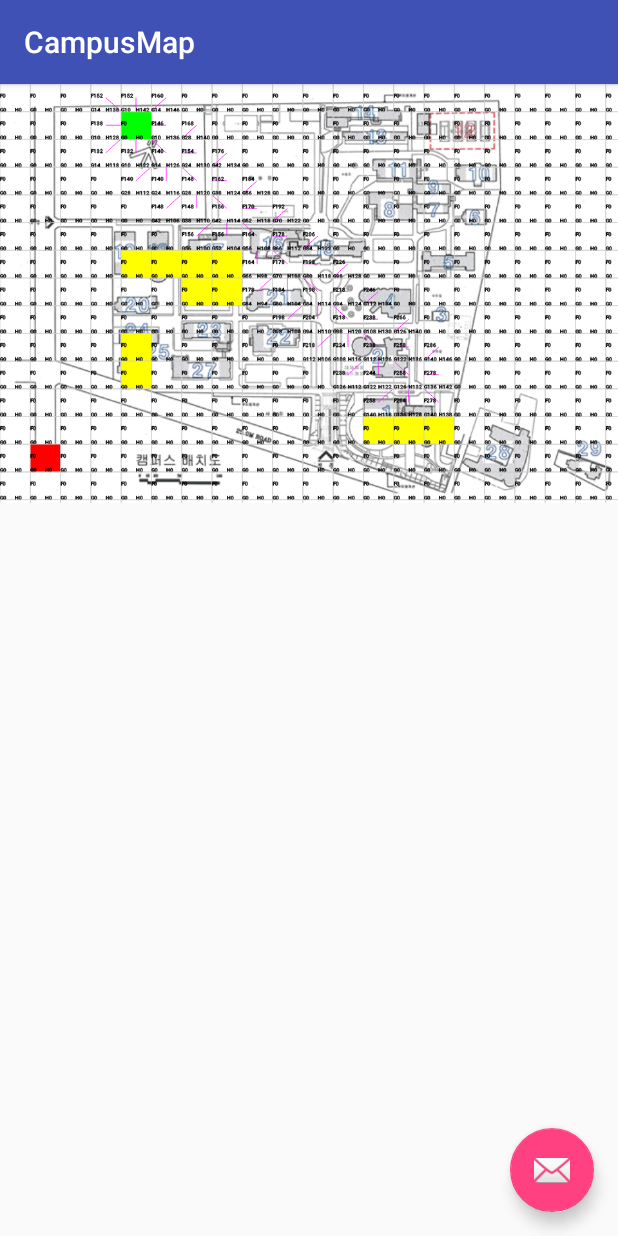
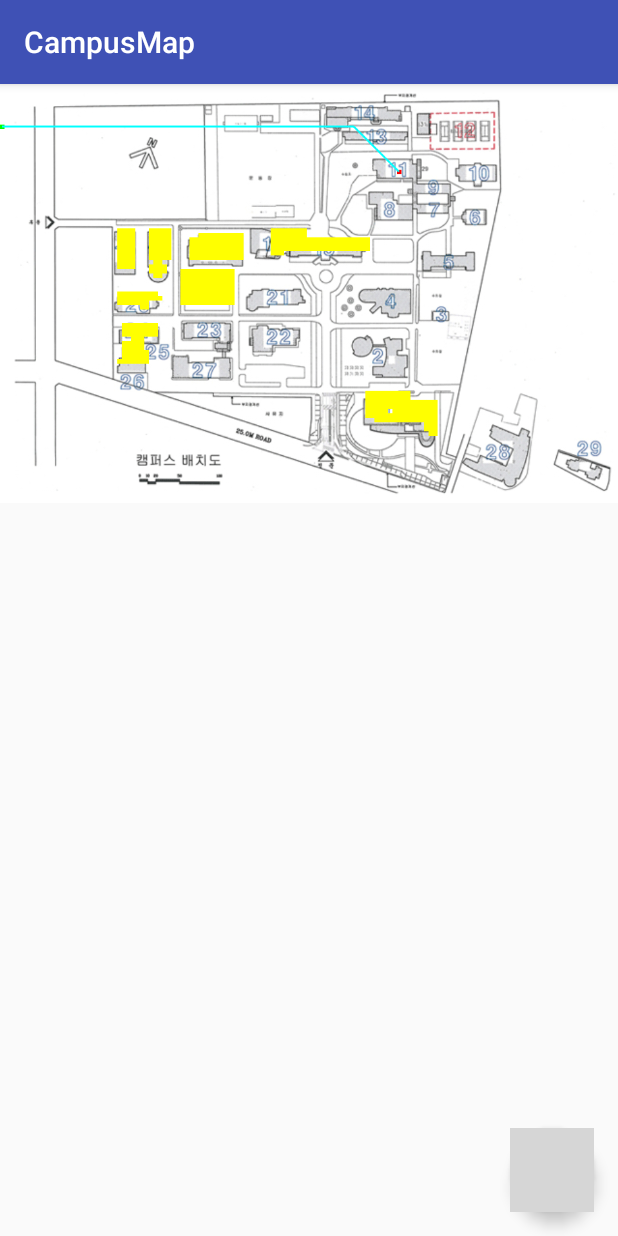
Before and after one commit to narangd/CampusMap, an Android app: the fragment PathFindingFragment shown on its own in the app's theme, after a tap on an icon or button, on a phone screen of 412 x 824 dp. Run offline under Robolectric (Android 15) with nearby library versions, the phone set to English and light mode, and no system bars; 1 statement that could not run was skipped; grey boxes are pictures that could not be loaded.

```diff
--- a/app/src/main/java/com/example/campusmap/activity/MainActivity.java
+++ b/app/src/main/java/com/example/campusmap/activity/MainActivity.java
@@ -102,13 +102,16 @@ public class MainActivity extends AppCompatActivity
 
     @Override
     public boolean onMenuItemActionExpand(MenuItem item) {
+
         searchView.setQuery(previousQuery, false);
+        Log.i(TAG, "onMenuItemActionExpand: item:" + item);
         return true;
     }
 
     @Override
     public boolean onMenuItemActionCollapse(MenuItem item) {
         previousQuery = searchView.getQuery().toString();
+        Log.i(TAG, "onMenuItemActionCollapse: item:" + item);
         return true;
     }
 
--- a/app/src/main/java/com/example/campusmap/algorithm/AStar.java
+++ b/app/src/main/java/com/example/campusmap/algorithm/AStar.java
@@ -1,7 +1,6 @@
 package com.example.campusmap.algorithm;
 
 import android.graphics.Point;
-import android.util.Log;
 
 import com.example.campusmap.pathfinding.Map;
 import com.example.campusmap.pathfinding.Tile;
@@ -9,7 +8,6 @@ import com.example.campusmap.pathfinding.Tile;
 import java.util.HashMap;
 import java.util.HashSet;
 import java.util.LinkedList;
-import java.util.TreeMap;
 
 /**
  * Created by 연구생 on 2015-11-10.
@@ -27,57 +25,56 @@ public class AStar {
             return null;
 
         HashSet<Tile> closedSet = new HashSet<>();
-//        SortedList<Tile> openSet = new SortedList<>();
-//        ArrayList<Tile> openSet = new ArrayList<>();
-        TreeMap<Tile,Tile> openMap = new TreeMap<>();
+        MyArrayList<Tile> openSet = new MyArrayList<>();
 
         HashMap<Tile, Tile> cameFrom = new HashMap<>();
 
-//        openSet.insert(start);
-        openMap.put(start, start);
+        openSet.add(start);
 
         int count = 10;
-        Log.i("AStar", "findPath: openmap : " + openMap);
 
-        while( openMap.size() > 0)//size() > 0 )
+        while( openSet.size() > 0)//size() > 0 )
         {
 //            Collections.sort(openSet);
-//            Tile current = openSet.pollFirst();
-            Tile current = openMap.pollFirstEntry().getValue();
-            //openSet.get(0); // error this .... compare...
+            Tile current = openSet.pullLowest();
+
             if (current == goal)
                 break;
 
             closedSet.add(current);
-//            openSet.remove(current);
 
             for ( Tile neighbor : map.getNeighborOfTile(current) ) {
+                boolean isNewNode = false;
                 if (closedSet.contains(neighbor) || neighbor.state == Tile.State.WALL)
                     continue;       // Ignore the neighbor which is already evaluated.
 
                 // The distance from start to a neighbor
                 int tentative_gScore = current.G + current.getDistance(neighbor);
 
-                if (!openMap.containsValue(neighbor)) {
-                    openMap.put(neighbor, neighbor); // Discover a new node
+                if (!openSet.contains(neighbor)) {
+                    isNewNode = true;
                 }
                 else if (tentative_gScore >= neighbor.G)
                     continue;       // This is not a better path.
 
                 // This path is the best until now. Record it!
-                cameFrom.put(neighbor, current);
                 neighbor.parent = current;
                 neighbor.G = tentative_gScore;
                 neighbor.H = map.getDistance(goal, neighbor);
                 neighbor.F = neighbor.G + neighbor.H; // F = G + H.
+                cameFrom.put(neighbor, current);
+
+                // do not change F value!!
+                if (isNewNode) {
+                    openSet.add(neighbor); // Discover a new node
+                }
             }
-            Log.i("AStar", "findPath: openmap : " + openMap);
 
-            if (--count <= 0)
-                break;
+//            if (--count <= 0)
+//                break;
         }
 
-        openMap.clear();
+        openSet.clear();
         closedSet.clear();
 
         return reconstructPath(cameFrom, goal);
@@ -85,10 +82,12 @@ public class AStar {
 
     private static LinkedList<Point> reconstructPath(HashMap<Tile,Tile> cameFrom, Tile current) {
         LinkedList<Point> path = new LinkedList<>();
+        path.add(current.getPoint());
         while (cameFrom.containsKey(current)) {
             current = cameFrom.get(current);
             path.add(current.getPoint());
-        }cameFrom.clear();
+        }
+        cameFrom.clear();
         return path;
     }
 }
--- /dev/null
+++ b/app/src/main/java/com/example/campusmap/algorithm/MyArrayList.java
@@ -0,0 +1,45 @@
+package com.example.campusmap.algorithm;
+
+import java.util.ArrayList;
+
+/**
+ * Created by 성용 on 2016-09-01.
+ */
+public class MyArrayList<T extends Comparable<T>> {
+    private ArrayList<T> list = new ArrayList<>();
+
+    public MyArrayList() {
+
+    }
+
+    public void add(T t) {
+        list.add(t);
+    }
+
+    public boolean contains(T t) {
+        return list.contains(t);
+    }
+
+    public int size() {
+        return list.size();
+    }
+
+    public T pullLowest() {
+        if (list.size() <= 0)
+            return null;
+
+        int low = 0;
+        T low_t = list.get(low);
+        for (int i=1; i<list.size(); i++) {
+            if (low_t.compareTo(list.get(i)) > 0) {
+                low = i;
+                low_t = list.get(low);
+            }
+        }
+        return list.remove(low);
+    }
+
+    public void clear() {
+        list.clear();
+    }
+}
--- a/app/src/main/java/com/example/campusmap/form/MenuPlanner.java
+++ b/app/src/main/java/com/example/campusmap/form/MenuPlanner.java
@@ -10,11 +10,12 @@ import com.example.campusmap.R;
 
 import org.jsoup.helper.StringUtil;
 
+import java.io.Serializable;
 import java.util.ArrayList;
 import java.util.Collections;
 import java.util.List;
 
-public class MenuPlanner {
+public class MenuPlanner implements Serializable {
 //    private static final String[] HEADER = {
 //            "조식", "중식", "석식", "교직원"
 //    };
@@ -48,7 +49,7 @@ public class MenuPlanner {
         return builder.toString();
     }
 
-    public static class Meal {
+    public static class Meal implements Serializable {
         private String header;
         private ArrayList<String> menuArray = new ArrayList<>();
 
--- a/app/src/main/java/com/example/campusmap/fragment/PathFindingFragment.java
+++ b/app/src/main/java/com/example/campusmap/fragment/PathFindingFragment.java
@@ -22,6 +22,9 @@ import com.example.campusmap.pathfinding.Map;
 import com.example.campusmap.pathfinding.Tile;
 
 import java.util.TreeMap;
+import java.util.concurrent.ExecutionException;
+import java.util.concurrent.TimeUnit;
+import java.util.concurrent.TimeoutException;
 
 
 public class PathFindingFragment extends Fragment implements LoaderManager.LoaderCallbacks<Drawing> {
@@ -98,11 +101,11 @@ public class PathFindingFragment extends Fragment implements LoaderManager.Loade
             pathFindAsyncTask = new AsyncTask<Void,Void,Void>() {
                 @Override
                 protected Void doInBackground(Void... params) {
-                    try {
-                        Thread.sleep(1000);
-                    } catch (InterruptedException e) {
-                        e.printStackTrace();
-                    }
+//                    try {
+//                        Thread.sleep(1000);
+//                    } catch (InterruptedException e) {
+//                        e.printStackTrace();
+//                    }
 
                     mDrawing.resetPath();
                     return null;
@@ -113,6 +116,21 @@ public class PathFindingFragment extends Fragment implements LoaderManager.Loade
                     super.onPostExecute(aVoid);
                     mDrawing.drawOnImageView(mImageView);
                     pathFindAsyncTask = null;
+                }
+            }.execute();
+            new AsyncTask<Void,Void,Void>() {
+
+                @Override
+                protected Void doInBackground(Void... params) {
+                    if (pathFindAsyncTask != null)
+                        try {
+                            pathFindAsyncTask.get(2L, TimeUnit.SECONDS);
+                        } catch (InterruptedException | ExecutionException e) {
+                            e.printStackTrace();
+                        } catch (TimeoutException e) {
+                            return null;
+                        }
+                    return null;
                 }
             }.execute();
         } else {
--- a/app/src/main/java/com/example/campusmap/pathfinding/Drawing.java
+++ b/app/src/main/java/com/example/campusmap/pathfinding/Drawing.java
@@ -58,6 +58,7 @@ public class Drawing implements View.OnLongClickListener{
 
             if (DEBUG) Log.i(TAG, "+++ reDraw Tile count : "+getWallCount()+" +++");
             map.drawTiles(copyCanvas, paint); // draw map to copied Canvas.
+            map.drawPath(copyCanvas, paint);
 
             imageView.setImageBitmap(copyBitmap);
             imageView.invalidate();
--- a/app/src/main/java/com/example/campusmap/pathfinding/Map.java
+++ b/app/src/main/java/com/example/campusmap/pathfinding/Map.java
@@ -1,6 +1,7 @@
 package com.example.campusmap.pathfinding;
 
 import android.graphics.Canvas;
+import android.graphics.Color;
 import android.graphics.Paint;
 import android.graphics.Point;
 import android.graphics.Rect;
@@ -21,9 +22,9 @@ public class Map {
     private static final boolean DEBUG = false;
 
     /** Width Tile Count */
-    public static final int XSIZE = 20; // before120
+    public static final int XSIZE = 120; // before120
     /** Height Tile Count */
-    public static final int YSIZE = 15; // before 90
+    public static final int YSIZE = 90; // before 90
 
     /** Tile 2D Array */
     private Tile[][] tiles;
@@ -177,10 +178,10 @@ public class Map {
     }
 
     public void pathFinding() {
-        updateFromPath(Tile.State.NONE);
+//        updateFromPath(Tile.State.NONE);
 //        path.replacePath( findPath(start, goal) );
         path.replacePath(AStar.findPath(this, start, goal));
-        updateFromPath(Tile.State.WAY);
+//        updateFromPath(Tile.State.WAY);
         start.state = Tile.State.START;
         goal.state = Tile.State.GOAL;
     }
@@ -190,6 +191,20 @@ public class Map {
             for (Tile tile : tiles) {
                 tile.draw(canvas, paint);
             }
+        }
+    }
+
+    public void drawPath(Canvas canvas, Paint paint) {
+        if (path == null || path.size() <= 0) {
+            return;
+        }
+
+        paint.setColor(Color.CYAN);
+        paint.setStrokeWidth(3);
+        Point prevPoint = path.getPath().pollFirst();
+        for (Point point : path.getPath()) {
+            canvas.drawLine(prevPoint.x, prevPoint.y, point.x, point.y, paint);
+            prevPoint = point;
         }
     }
 
--- a/app/src/main/java/com/example/campusmap/pathfinding/Path.java
+++ b/app/src/main/java/com/example/campusmap/pathfinding/Path.java
@@ -23,4 +23,8 @@ public class Path {
 
     public LinkedList<Point> getPath()
     { return this.path; }
+
+    public int size() {
+        return path.size();
+    }
 }
--- a/app/src/main/java/com/example/campusmap/pathfinding/Tile.java
+++ b/app/src/main/java/com/example/campusmap/pathfinding/Tile.java
@@ -8,9 +8,6 @@ import android.graphics.Rect;
 
 import java.util.Comparator;
 
-/**
- * Created by DB-31 on 2015-11-03.
- */
 public class Tile implements Comparable<Tile> {
 
     public enum State {
@@ -18,15 +15,15 @@ public class Tile implements Comparable<Tile> {
         OPEN, CLOSE
     }
     private static final int SIZE = 10;
-    private static final boolean DEBUG = true;
+    private static final boolean DEBUG = false;
 
     public static int width = SIZE;
     public static int height = SIZE;
     Rect rect;
     public State state;
-    public int F; // F:비용
     public int G; // G:시작점에서 새로운 지점까지 이동비용.
     public int H; // 얻어진 사각형으로 부터 최종목적지점 까지 예상 이동 비용.
+    public int F; // F:총비용
     public Tile parent;
 
     public Tile(int x, int y) {
@@ -100,12 +97,12 @@ public class Tile implements Comparable<Tile> {
             paint.setStyle(Paint.Style.STROKE);
             canvas.drawRect(rect, paint);
 
-            paint.setColor(Color.BLACK);
-            paint.setTextSize(8);
-            Point centerPoint = getPoint();
-            canvas.drawText("F"+Integer.toString(F), getX(), centerPoint.y, paint);
-            canvas.drawText("G"+Integer.toString(G), getX(), getY()+Tile.height, paint);
-            canvas.drawText("H"+Integer.toString(H), centerPoint.x, getY()+Tile.height, paint);
+//            paint.setColor(Color.BLACK);
+//            paint.setTextSize(10);
+//            Point centerPoint = getPoint();
+//            canvas.drawText("F"+Integer.toString(F), getX(), centerPoint.y, paint);
+//            canvas.drawText("G"+Integer.toString(G), getX(), getY()+Tile.height, paint);
+//            canvas.drawText("H"+Integer.toString(H), centerPoint.x, getY()+Tile.height, paint);
         }
     }
 
--- a/app/src/main/res/layout/activity_main.xml
+++ b/app/src/main/res/layout/activity_main.xml
@@ -9,8 +9,8 @@
     tools:context=".activity.MainActivity">
 
     <android.support.design.widget.AppBarLayout
+        android:layout_height="wrap_content"
         android:layout_width="match_parent"
-        android:layout_height="wrap_content"
         android:theme="@style/AppTheme.AppBarOverlay">
 
         <android.support.v7.widget.Toolbar
--- a/app/src/main/res/layout/fragment_path_finding.xml
+++ b/app/src/main/res/layout/fragment_path_finding.xml
@@ -30,6 +30,6 @@
         android:visibility="invisible"
         android:layout_width="wrap_content" android:layout_height="wrap_content"
         android:layout_gravity="bottom|end" android:layout_margin="@dimen/fab_margin"
-        android:src="@android:drawable/ic_dialog_email" />
+        android:src="@drawable/navigation" />
 
 </android.support.design.widget.CoordinatorLayout>
```
Also changed, not shown: app/src/main/java/com/example/campusmap/activity/SearchResultActivity.java (+19 -4 lines), app/src/main/java/com/example/campusmap/fragment/MenuPlannerFragment.java (+23 -22 lines), app/src/main/java/com/example/campusmap/fragment/pager/MenuPlannerPagerAdapter.java (added, +73 -0 lines), app/src/main/res/layout/activity_search_result.xml (+20 -9 lines), app/src/main/res/layout/fragment_menu_planner.xml (added, +15 -0 lines), app/src/main/res/layout/fragment_menu_planner_piece.xml (renamed from app/src/main/res/layout/fragment_menu_planer.xml, +3 -5 lines), 1 other file.
